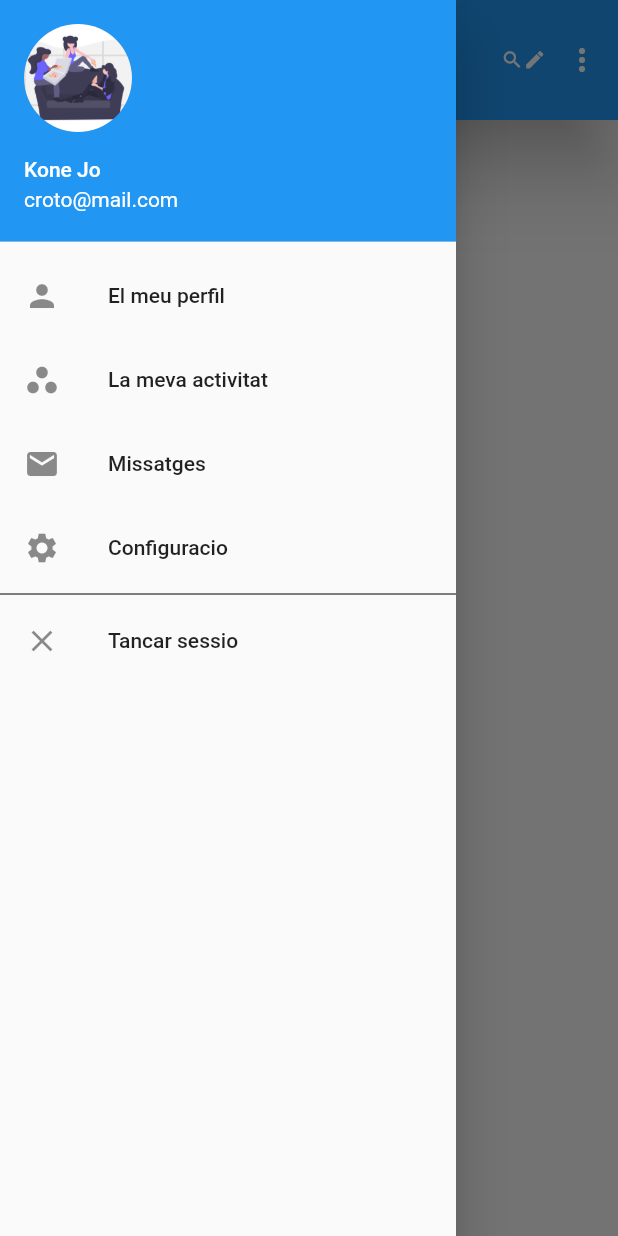
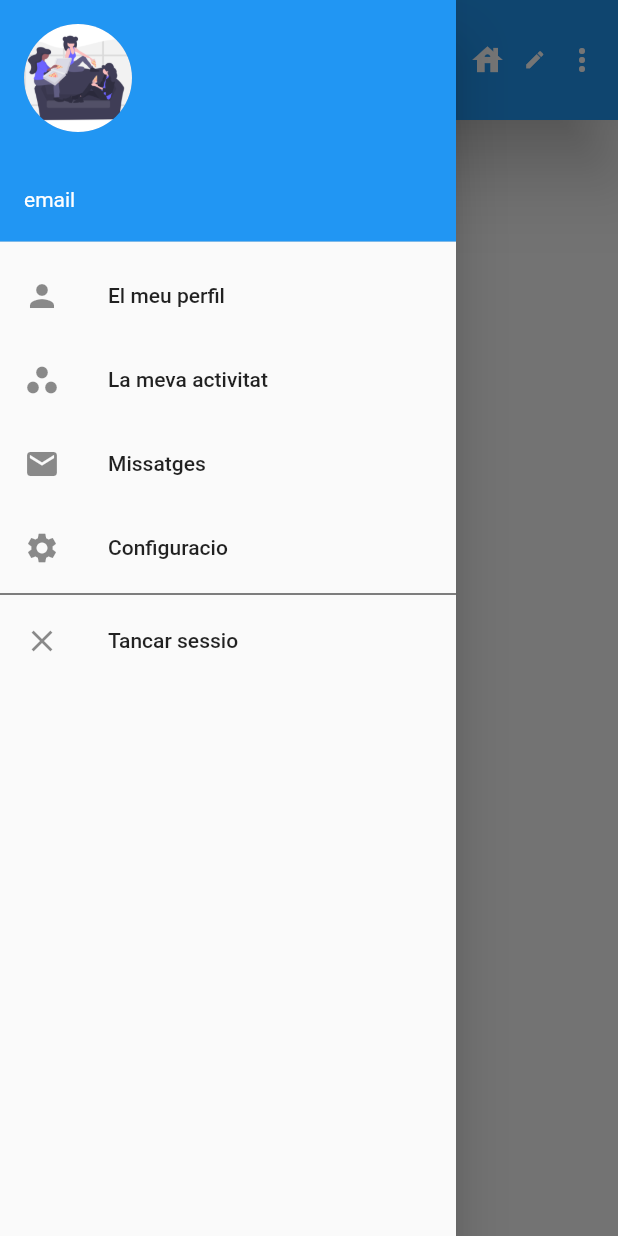
Before and after one commit to emprius/emprius-app-frontend, a Flutter app: the HomeScreen screen opened by its route, with the side drawer open, on a phone screen of 412 x 824 dp. Run offline on Flutter 3.47's test engine with Material 2 defaults, Android fonts, the phone set to English and light mode, and no system bars; our stand-ins replace flutter_map, flutter_riverpod, image_picker, latlong2.

Commit message:
Change appbar and drawer

```diff
--- a/lib/main.dart
+++ b/lib/main.dart
@@ -1,17 +1,17 @@
 import 'package:empriusapp/routes/routes.dart';
 import 'package:empriusapp/views/widgets/user_map.dart';
 import 'package:flutter/material.dart';
+import 'package:flutter_riverpod/flutter_riverpod.dart';
 
 void main() {
-  runApp(const MyApp());
+  runApp(ProviderScope(child: MyApp()));
 }
 
-class MyApp extends StatelessWidget {
-  const MyApp({Key? key}) : super(key: key);
+class MyApp extends ConsumerWidget {
+  //const MyApp({Key? key}) : super(key: key);
 
-  // This widget is the root of your application.
   @override
-  Widget build(BuildContext context) {
+  Widget build(BuildContext context, WidgetRef ref) {
     return const MaterialApp(
         title: 'Emprius app',
         debugShowCheckedModeBanner: false,
--- a/lib/views/screens/user_profile_screen.dart
+++ b/lib/views/screens/user_profile_screen.dart
@@ -1,4 +1,5 @@
 import 'package:empriusapp/providers/user_provider.dart';
+import 'package:empriusapp/views/widgets/user_appbar.dart';
 import 'package:empriusapp/views/widgets/user_image_picker.dart';
 import 'package:flutter/material.dart';
 import 'package:flutter_riverpod/flutter_riverpod.dart';
@@ -20,10 +21,10 @@ class _UserProfileState extends ConsumerState<UserProfileScreen> {
 
   @override
   Widget build(BuildContext context) {
-    final user = ref.watch(userProvider);
+    var user = ref.watch(userProvider);
 
     return Scaffold(
-      appBar: AppBar(title: const Text("El meu perfil")),
+      appBar: const UserAppbar(),
       body: Center(
         child: Padding(
           padding: const EdgeInsets.all(14.0),
--- a/lib/views/widgets/user_appbar.dart
+++ b/lib/views/widgets/user_appbar.dart
@@ -1,3 +1,4 @@
+import 'package:empriusapp/routes/routes.dart';
 import 'package:flutter/material.dart';
 
 class UserAppbar extends StatelessWidget implements PreferredSizeWidget {
@@ -12,7 +13,13 @@ class UserAppbar extends StatelessWidget implements PreferredSizeWidget {
       //toolbarHeight: 100,
       //leading: Icon(Icons.arrow_back, color: Colors.white),
       actions: [
-        const Icon(Icons.search, color: Colors.white, size: 15),
+        IconButton(
+          color: Colors.white,
+          onPressed: () {
+            Navigator.pushNamed(context, homeScreenRoute);
+          },
+          icon: const Icon(Icons.house),
+        ),
         const Icon(Icons.edit, color: Colors.white, size: 15),
         PopupMenuButton(
             elevation: 30,
--- a/lib/views/widgets/user_drawer.dart
+++ b/lib/views/widgets/user_drawer.dart
@@ -1,26 +1,37 @@
 import 'package:empriusapp/routes/routes.dart';
 import 'package:flutter/material.dart';
+import 'package:flutter_riverpod/flutter_riverpod.dart';
 
-class UserDrawer extends StatefulWidget {
+import '../../providers/user_provider.dart';
+
+class UserDrawer extends ConsumerStatefulWidget {
   const UserDrawer({Key? key}) : super(key: key);
 
   @override
-  State<UserDrawer> createState() => _UserDrawerState();
+  createState() => _UserDrawerState();
 }
 
-class _UserDrawerState extends State<UserDrawer> {
+class _UserDrawerState extends ConsumerState<UserDrawer> {
+
   @override
   Widget build(BuildContext context) {
+    var user = ref.watch(userProvider);
+
     return Drawer(
       child: ListView(
         children: [
-          const UserAccountsDrawerHeader(
+          UserAccountsDrawerHeader(
               currentAccountPicture:
-              CircleAvatar(
+              const CircleAvatar(
                 backgroundImage: AssetImage("assets/images/sharing.png"),
               ),
-              accountName: Text("Kone Jo"),
-              accountEmail: Text("croto@mail.com")),
+              accountName: Text(user.name,
+                style: const TextStyle(
+                color: Colors.white,
+                fontWeight: FontWeight.bold,
+              ),),
+              accountEmail: Text(user.email),
+          ),
           ListTile(
             leading: Icon(Icons.person),
             title: Text("El meu perfil"),
```
